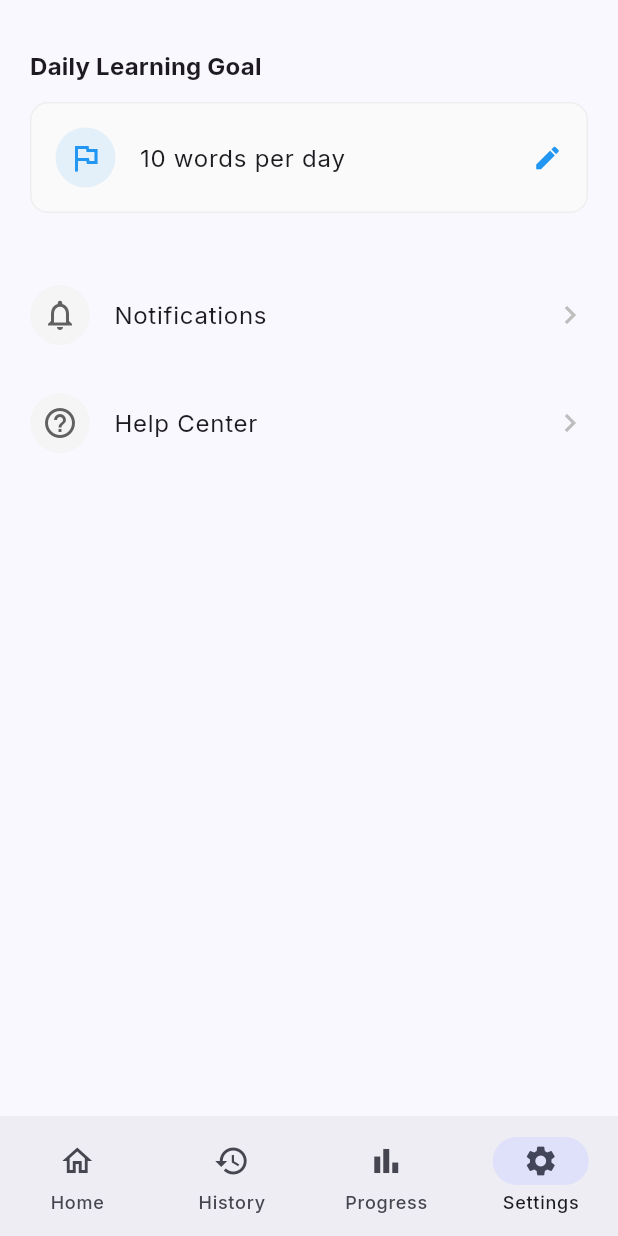
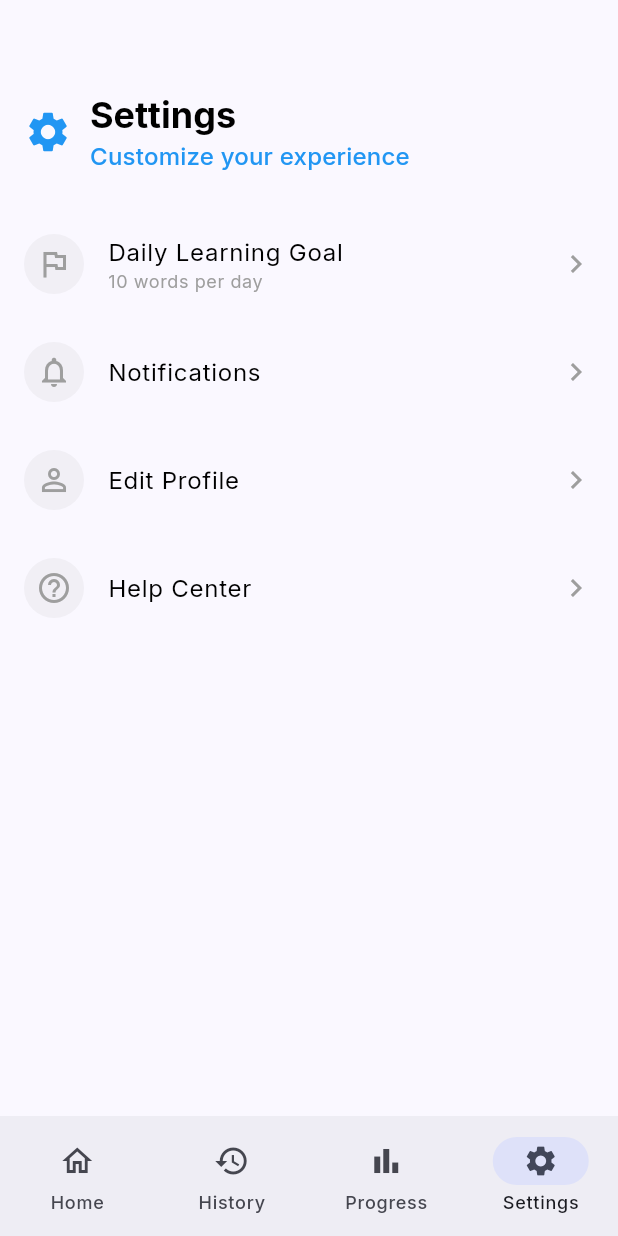
Before and after one commit to antoinemessager/vocable_app, a Flutter app: the screen it shows after launch, item 4 of the bottom bar chosen, after a tap on "Notifications", on a phone screen of 412 x 824 dp. Run offline on Flutter 3.47's test engine with Material 3 defaults, Android fonts, the phone set to English and light mode, and no system bars; our stand-ins replace google_fonts, shared_preferences, sqflite; accounts and stored records are empty; statements that could not run were skipped.

Commit message:
beg of settings

```diff
--- a/lib/main.dart
+++ b/lib/main.dart
@@ -2,12 +2,14 @@ import 'package:flutter/material.dart';
 import 'package:google_fonts/google_fonts.dart';
 import 'screens/main_screen.dart';
 import 'services/database_service.dart';
+import 'services/preferences_service.dart';
 
 void main() async {
   WidgetsFlutterBinding.ensureInitialized();
 
   // Initialize the database
   await DatabaseService.instance.database;
+  await PreferencesService.instance.init();
 
   runApp(const VocableApp());
 }
--- a/lib/screens/home_screen.dart
+++ b/lib/screens/home_screen.dart
@@ -2,6 +2,7 @@ import 'package:flutter/material.dart';
 import '../models/word_pair.dart';
 import '../services/database_service.dart';
 import '../widgets/word_card.dart';
+import '../services/preferences_service.dart';
 
 class HomeScreen extends StatefulWidget {
   const HomeScreen({super.key});
@@ -15,7 +16,7 @@ class _HomeScreenState extends State<HomeScreen> {
   List<Map<String, dynamic>> _studyHistory = [];
   bool _isLoading = true;
   double _todayProgress = 0.0;
-  final int dailyWordGoal = 10;
+  late int _dailyWordGoal;
 
   @override
   void initState() {
@@ -25,26 +26,22 @@ class _HomeScreenState extends State<HomeScreen> {
 
   Future<void> _loadContent() async {
     try {
-      setState(() {
-        _isLoading = true;
-      });
-
+      setState(() => _isLoading = true);
+      _dailyWordGoal = await PreferencesService.instance.getDailyWordGoal();
       final nextWord = await DatabaseService.instance.getNextWordForReview();
       final studyHistory =
           await DatabaseService.instance.getLastStudiedWords(10);
-      final todayProgress = await DatabaseService.instance.getTodayProgress();
+      final progress = await DatabaseService.instance.getTodayProgress();
 
       setState(() {
         _currentWord = nextWord;
         _studyHistory = studyHistory;
-        _todayProgress = todayProgress;
+        _todayProgress = progress;
         _isLoading = false;
       });
     } catch (e) {
       print('Error loading content: $e');
-      setState(() {
-        _isLoading = false;
-      });
+      setState(() => _isLoading = false);
     }
   }
 
@@ -123,7 +120,7 @@ class _HomeScreenState extends State<HomeScreen> {
                                 ),
                           ),
                           Text(
-                            '${((_todayProgress / dailyWordGoal) * 100).round()}%',
+                            '${((_todayProgress / _dailyWordGoal) * 100).round()}%',
                             style: Theme.of(context)
                                 .textTheme
                                 .titleMedium
@@ -141,7 +138,7 @@ class _HomeScreenState extends State<HomeScreen> {
                 ClipRRect(
                   borderRadius: BorderRadius.circular(10),
                   child: LinearProgressIndicator(
-                    value: _todayProgress / dailyWordGoal,
+                    value: _todayProgress / _dailyWordGoal,
                     minHeight: 16,
                     backgroundColor: Colors.grey[100],
                     valueColor: AlwaysStoppedAnimation<Color>(
--- a/lib/screens/main_screen.dart
+++ b/lib/screens/main_screen.dart
@@ -11,8 +11,8 @@ class MainScreen extends StatefulWidget {
 }
 
 class _MainScreenState extends State<MainScreen> {
+  final _pageController = PageController();
   int _currentIndex = 0;
-  final _pageController = PageController();
 
   @override
   void dispose() {
@@ -26,6 +26,7 @@ class _MainScreenState extends State<MainScreen> {
       body: PageView(
         controller: _pageController,
         physics: const NeverScrollableScrollPhysics(),
+        onPageChanged: (index) => setState(() => _currentIndex = index),
         children: const [
           HomeScreen(),
           HistoryScreen(),
@@ -36,10 +37,8 @@ class _MainScreenState extends State<MainScreen> {
       bottomNavigationBar: NavigationBar(
         selectedIndex: _currentIndex,
         onDestinationSelected: (index) {
+          setState(() => _currentIndex = index);
           _pageController.jumpToPage(index);
-          setState(() {
-            _currentIndex = index;
-          });
         },
         destinations: const [
           NavigationDestination(
--- a/lib/screens/settings_screen.dart
+++ b/lib/screens/settings_screen.dart
@@ -1,4 +1,6 @@
 import 'package:flutter/material.dart';
+import '../widgets/daily_goal_dialog.dart';
+import '../services/preferences_service.dart';
 
 class SettingsScreen extends StatefulWidget {
   const SettingsScreen({super.key});
@@ -8,10 +10,29 @@ class SettingsScreen extends StatefulWidget {
 }
 
 class _SettingsScreenState extends State<SettingsScreen> {
-  final int dailyWordGoal = 10;
+  late int dailyWordGoal;
+
+  @override
+  void initState() {
+    super.initState();
+    dailyWordGoal = PreferencesService.instance.getDailyWordGoal();
+  }
+
+  Future<void> _showDailyGoalDialog() async {
+    await showDialog(
+      context: context,
+      builder: (context) => DailyGoalDialog(
+        initialGoal: dailyWordGoal,
+        onGoalChanged: (newGoal) async {
+          await PreferencesService.instance.setDailyWordGoal(newGoal);
+          setState(() => dailyWordGoal = newGoal);
+        },
+      ),
+    );
+  }
 
   Widget _buildSettingItem(String title, IconData icon,
-      {required VoidCallback onTap}) {
+      {required VoidCallback onTap, String? subtitle}) {
     return InkWell(
       onTap: onTap,
       child: Padding(
@@ -21,24 +42,39 @@ class _SettingsScreenState extends State<SettingsScreen> {
             Container(
               padding: const EdgeInsets.all(8),
               decoration: BoxDecoration(
-                color: Colors.grey[100],
+                color: Colors.grey.withOpacity(0.1),
                 shape: BoxShape.circle,
               ),
               child: Icon(
                 icon,
-                color: Colors.grey[700],
+                color: Colors.grey,
                 size: 24,
               ),
             ),
             const SizedBox(width: 16),
+            Expanded(
+              child: Column(
+                crossAxisAlignment: CrossAxisAlignment.start,
+                children: [
                   Text(
                     title,
-              style: Theme.of(context).textTheme.bodyLarge,
+                    style: Theme.of(context).textTheme.bodyLarge?.copyWith(
+                          color: Colors.black,
                         ),
-            const Spacer(),
+                  ),
+                  if (subtitle != null)
+                    Text(
+                      subtitle,
+                      style: Theme.of(context).textTheme.bodySmall?.copyWith(
+                            color: Colors.grey,
+                          ),
+                    ),
+                ],
+              ),
+            ),
             Icon(
               Icons.chevron_right,
-              color: Colors.grey[400],
+              color: Colors.grey,
             ),
           ],
         ),
@@ -49,63 +85,63 @@ class _SettingsScreenState extends State<SettingsScreen> {
   @override
   Widget build(BuildContext context) {
     return ListView(
-      padding: const EdgeInsets.symmetric(horizontal: 20, vertical: 32),
+      padding: const EdgeInsets.only(
+        left: 16,
+        right: 16,
+        top: 60,
+        bottom: 16,
+      ),
       children: [
-        // Daily Learning Goal
+        Container(
+          margin: const EdgeInsets.only(bottom: 24),
+          child: Row(
+            children: [
+              const Icon(
+                Icons.settings,
+                color: Colors.blue,
+                size: 32,
+              ),
+              const SizedBox(width: 12),
+              Column(
+                crossAxisAlignment: CrossAxisAlignment.start,
+                children: [
                   Text(
-          'Daily Learning Goal',
-          style: Theme.of(context).textTheme.titleMedium?.copyWith(
+                    'Settings',
+                    style: Theme.of(context).textTheme.headlineSmall?.copyWith(
                           fontWeight: FontWeight.bold,
+                          color: Colors.black,
                         ),
                   ),
-        const SizedBox(height: 12),
-        InkWell(
-          onTap: () {
-            // TODO: Implement goal adjustment
-          },
-          child: Container(
-            padding: const EdgeInsets.all(16),
-            decoration: BoxDecoration(
-              color: Colors.grey[50],
-              borderRadius: BorderRadius.circular(12),
-              border: Border.all(color: Colors.grey[200]!),
-            ),
-            child: Row(
-              children: [
-                Container(
-                  padding: const EdgeInsets.all(8),
-                  decoration: BoxDecoration(
-                    color: Colors.blue.withOpacity(0.1),
-                    shape: BoxShape.circle,
-                  ),
-                  child: const Icon(
-                    Icons.flag_outlined,
+                  Text(
+                    'Customize your experience',
+                    style: Theme.of(context).textTheme.titleMedium?.copyWith(
                           color: Colors.blue,
+                          fontWeight: FontWeight.w500,
                         ),
                   ),
-                const SizedBox(width: 16),
-                Text(
-                  '$dailyWordGoal words per day',
-                  style: Theme.of(context).textTheme.bodyLarge,
-                ),
-                const Spacer(),
-                const Icon(
-                  Icons.edit,
-                  color: Colors.blue,
-                  size: 20,
+                ],
               ),
             ],
           ),
         ),
+        _buildSettingItem(
+          'Daily Learning Goal',
+          Icons.flag_outlined,
+          subtitle: '$dailyWordGoal words per day',
+          onTap: _showDailyGoalDialog,
         ),
-        const SizedBox(height: 32),
-
-        // Other Settings
         _buildSettingItem(
           'Notifications',
           Icons.notifications_outlined,
           onTap: () {
             // TODO: Implement notifications settings
+          },
+        ),
+        _buildSettingItem(
+          'Edit Profile',
+          Icons.person_outline,
+          onTap: () {
+            // TODO: Implement profile editing
           },
         ),
         _buildSettingItem(
--- /dev/null
+++ b/lib/services/preferences_service.dart
@@ -0,0 +1,23 @@
+import 'package:shared_preferences/shared_preferences.dart';
+
+class PreferencesService {
+  static const String _dailyWordGoalKey = 'daily_word_goal';
+  static const int _defaultDailyWordGoal = 10;
+
+  static final PreferencesService instance = PreferencesService._();
+  SharedPreferences? _prefs;
+
+  PreferencesService._();
+
+  Future<void> init() async {
+    _prefs = await SharedPreferences.getInstance();
+  }
+
+  Future<void> setDailyWordGoal(int goal) async {
+    await _prefs?.setInt(_dailyWordGoalKey, goal);
+  }
+
+  int getDailyWordGoal() {
+    return _prefs?.getInt(_dailyWordGoalKey) ?? _defaultDailyWordGoal;
+  }
+}
--- a/pubspec.yaml
+++ b/pubspec.yaml
@@ -37,7 +37,7 @@ dependencies:
   google_fonts: ^6.1.0
   shared_preferences: ^2.2.2
   uuid: ^4.2.1
-  sqflite: ^2.3.2
+  sqflite: ^2.3.0
   path: ^1.8.3
 
 dev_dependencies:
```
Also changed, not shown: lib/screens/history_screen.dart (+40 -119 lines), lib/widgets/daily_goal_dialog.dart (added, +187 -0 lines), lib/widgets/level_selector_dialog.dart (added, +95 -0 lines). Lines whose indentation alone changed are shown as unchanged.
